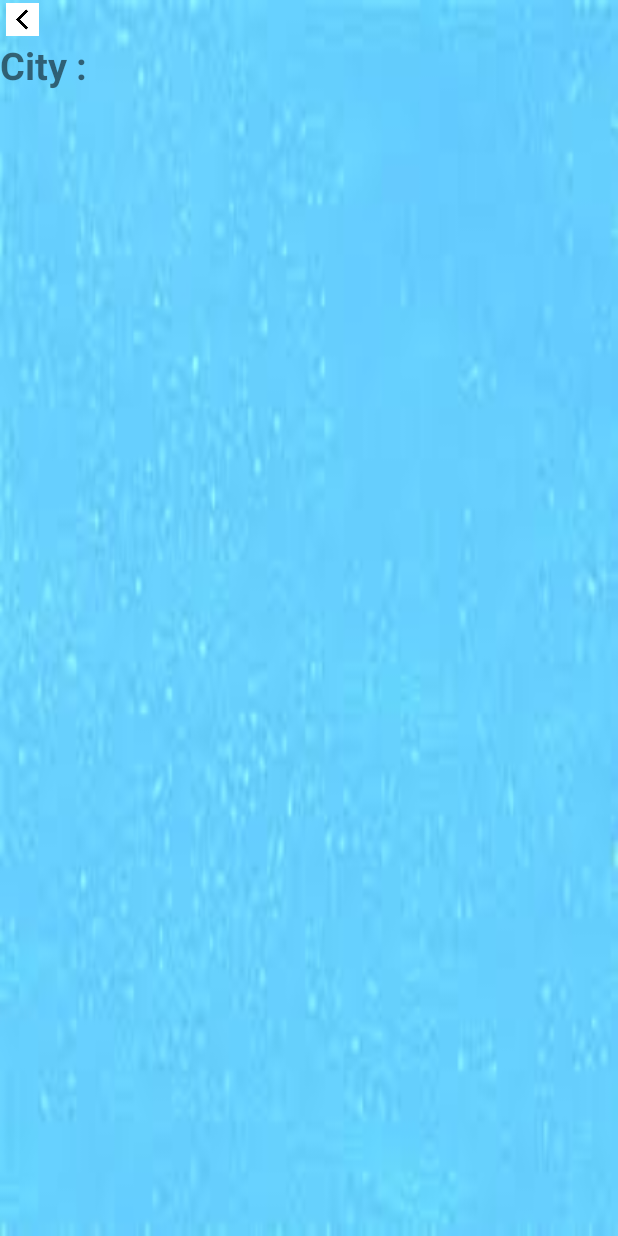
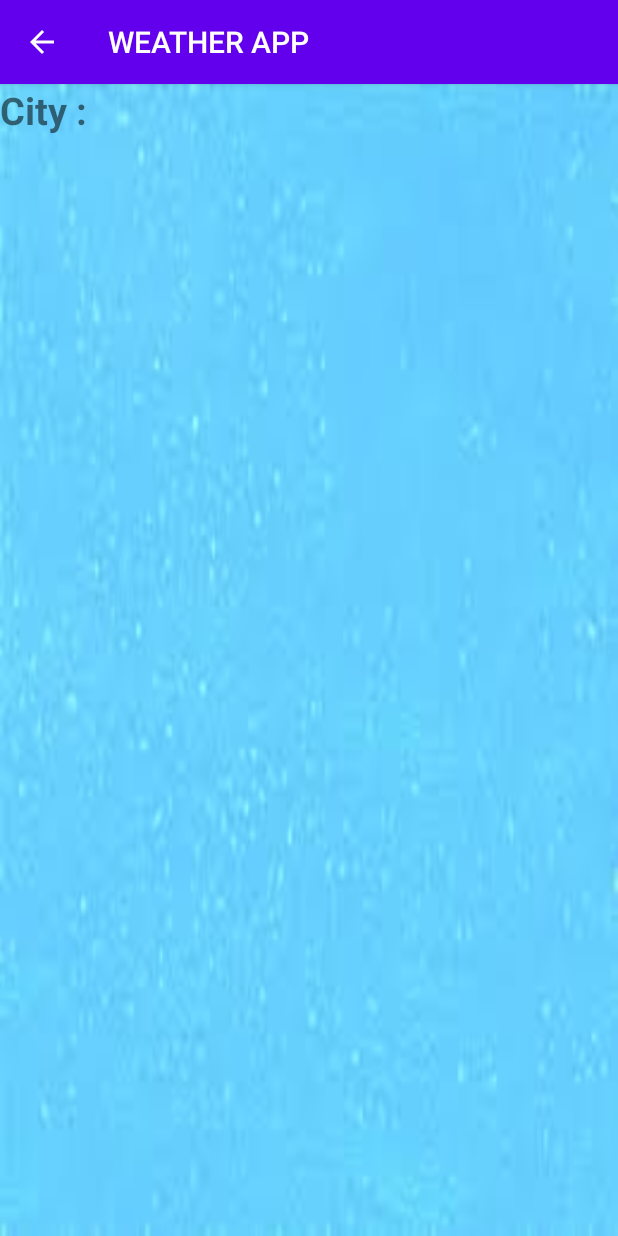
Before and after one commit to thangnq99/thangnq, an Android app: the screen it shows after launch (DayOneWeek), after a tap on "DAY ON WEEK", on a phone screen of 412 x 824 dp. Run offline under Robolectric (Android 15) with nearby library versions, the phone set to English and light mode, and no system bars; our stand-ins replace Picasso, Volley; pictures from the network do not load; 2 statements that could not run were skipped.

```diff
--- a/app/src/main/AndroidManifest.xml
+++ b/app/src/main/AndroidManifest.xml
@@ -11,7 +11,10 @@
         android:roundIcon="@mipmap/ic_launcher_round"
         android:supportsRtl="true"
         android:theme="@style/AppTheme">
-        <activity android:name=".DayOneWeek"></activity>
+        <activity android:name=".DayOneWeek"
+            android:label="WEATHER APP">
+
+        </activity>
         <activity android:name=".MainActivity">
             <intent-filter>
                 <action android:name="android.intent.action.MAIN" />
--- a/app/src/main/java/com/example/project_weatherforecast/DayOneWeek.java
+++ b/app/src/main/java/com/example/project_weatherforecast/DayOneWeek.java
@@ -6,6 +6,8 @@ import android.os.AsyncTask;
 import android.os.Build;
 import android.os.Bundle;
 import android.util.Log;
+import android.view.Menu;
+import android.view.MenuItem;
 import android.view.View;
 import android.widget.AdapterView;
 import android.widget.ImageView;
@@ -13,7 +15,9 @@ import android.widget.LinearLayout;
 import android.widget.ListView;
 import android.widget.TextView;
 
+import androidx.annotation.NonNull;
 import androidx.annotation.RequiresApi;
+import androidx.appcompat.app.ActionBar;
 import androidx.appcompat.app.AppCompatActivity;
 
 import com.android.volley.Request;
@@ -35,7 +39,6 @@ import java.util.Locale;
 
 public class DayOneWeek extends AppCompatActivity {
     String City = "";
-    ImageView imageBack;
     TextView txtName;
     ListView listView;
     CustomAdapter customAdapter;
@@ -48,7 +51,9 @@ public class DayOneWeek extends AppCompatActivity {
         super.onCreate(savedInstanceState);
         setContentView(R.layout.activity_day_one_week);
         linearLayout = findViewById(R.id.lLayout);
-        getSupportActionBar().hide();
+        ActionBar actionBar = getSupportActionBar();
+        actionBar.setDisplayHomeAsUpEnabled(true);
+//        getSupportActionBar().hide();
         Mapping();
         Intent intent = getIntent();
         String city = intent.getStringExtra("Name");
@@ -66,17 +71,24 @@ public class DayOneWeek extends AppCompatActivity {
             new weather7DayTask().execute();
 //            setImage(icon2);
         }
-        imageBack.setOnClickListener(new View.OnClickListener() {
-            @Override
-            public void onClick(View v) {
-                onBackPressed();
-            }
-        });
 
     }
 
+
+    @Override
+    public boolean onOptionsItemSelected(@NonNull MenuItem item) {
+        switch (item.getItemId())
+        {
+            case android.R.id.home:
+                onBackPressed();
+                return true;
+
+            default:break;
+        }
+        return super.onOptionsItemSelected(item);
+    }
+
     private void Mapping() {
-        imageBack = (ImageView) findViewById(R.id.imgBack);
         txtName = (TextView) findViewById(R.id.nameCity);
         listView = (ListView) findViewById(R.id.listView);
         arrayWeather = new ArrayList<Custom>();
--- a/app/src/main/java/com/example/project_weatherforecast/MainActivity.java
+++ b/app/src/main/java/com/example/project_weatherforecast/MainActivity.java
@@ -55,7 +55,7 @@ public class MainActivity extends AppCompatActivity {
 
 //     String API = "5f0e7bb0ea868b77d281b07c046f565c";
     String API = "53fbf527d52d4d773e828243b90c1f8e";
-     String city = "Hanoi";
+     String city = "HaNoi";
      TextView address, status, recentTemp, tempMax, tempMin, date, description, sunSet, sunRise,
                     windSpeed, pressure, humidity, feelsLike;
 
--- a/app/src/main/res/layout/activity_day_one_week.xml
+++ b/app/src/main/res/layout/activity_day_one_week.xml
@@ -8,13 +8,6 @@
     android:orientation="vertical"
     android:background="@drawable/blue"
     tools:context=".DayOneWeek">
-
-    <ImageView
-        android:id="@+id/imgBack"
-        android:layout_width="25dp"
-        android:layout_height="22dp"
-        android:layout_margin="2dp"
-        android:src="@drawable/back" />
 
     <TextView
         android:id="@+id/nameCity"
--- a/app/src/main/res/layout/activity_main.xml
+++ b/app/src/main/res/layout/activity_main.xml
@@ -117,7 +117,7 @@
                 android:layout_width="match_parent"
                 android:layout_height="32dp"
                 android:text="@string/dayOneWeek"
-                android:textSize="10sp" />
+                android:textSize="10dp" />
 
             <LinearLayout
                 android:layout_width="match_parent"
```
Also changed, not shown: app/src/main/java/com/example/project_weatherforecast/CustomAdapter.java (+7 -2 lines), app/src/main/res/layout/listviewline.xml (+8 -2 lines), app/src/main/res/drawable/iconweather.png (added).
